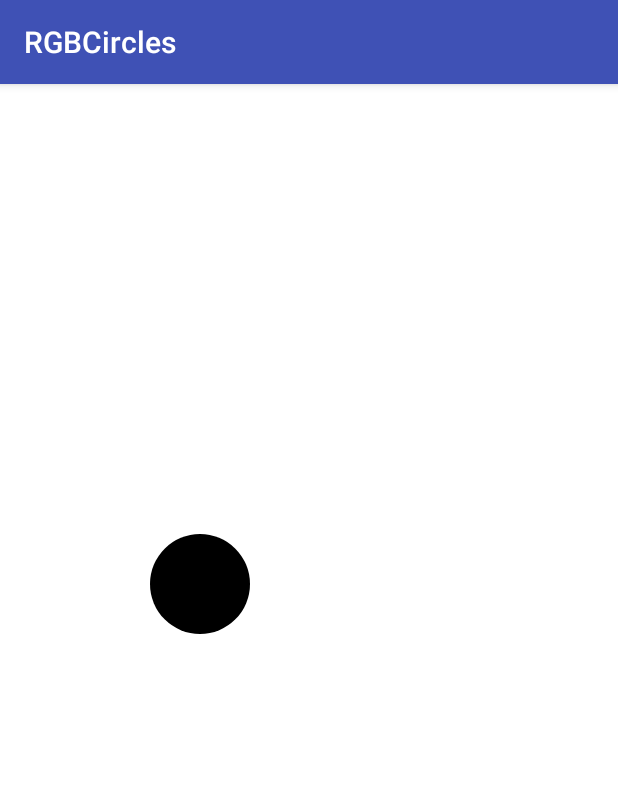
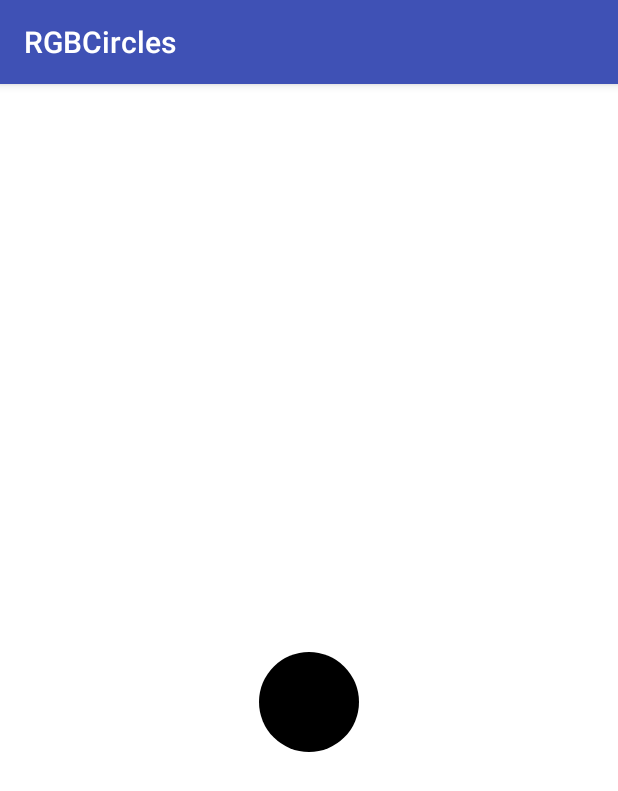
Before and after one commit to Ilimsky/RGBCircles, an Android app: the screen it shows after launch (MyActivity), on a phone screen of 412 x 824 dp. Shown: the top 791 px of the screen. Run offline under Robolectric (Android 15) with nearby library versions, the phone set to English and light mode, and no system bars.

Commit message:
07.03.2018 08:27

```diff
--- a/app/src/main/java/ru/khasang/rgbcircles/CanvasView.java
+++ b/app/src/main/java/ru/khasang/rgbcircles/CanvasView.java
@@ -3,31 +3,55 @@ package ru.khasang.rgbcircles;
 import android.content.Context;
 import android.graphics.Canvas;
 import android.graphics.Paint;
+import android.graphics.Point;
 import android.support.annotation.Nullable;
 import android.util.AttributeSet;
+import android.view.Display;
+import android.view.MotionEvent;
 import android.view.View;
+import android.view.WindowManager;
 
 /**
  * Created by IlimSarykbaev on 05.03.2018.
  */
 
 public class CanvasView extends View {
+    private static int width;
+    private static int height;
     private GameManager gameManager;
 
 
     public CanvasView(Context context, @Nullable AttributeSet attrs) {
         super(context, attrs);
-        gameManager = new GameManager();
+        initWidthAndHeight(context);
+        gameManager = new GameManager(this, width, height);
 
     }
 
-
+    private void initWidthAndHeight(Context context) {
+        WindowManager windowManager = (WindowManager) context.getSystemService(Context.WINDOW_SERVICE);
+        Display display = windowManager.getDefaultDisplay();
+        Point point = new Point();
+        display.getSize(point);
+        width = point.x;
+        height = point.y;
+    }
 
 
     @Override
     protected void onDraw(Canvas canvas) {
         super.onDraw(canvas);
         gameManager.onDraw(canvas);
+    }
 
+    @Override
+    public boolean onTouchEvent(MotionEvent event) {
+        int x = (int)event.getX();
+        int y = (int)event.getY();
+        if (event.getAction() == MotionEvent.ACTION_MOVE){
+            gameManager.onTouchEvent(x,y);
+        }
+        invalidate();
+        return true;
     }
 }
--- a/app/src/main/java/ru/khasang/rgbcircles/GameManager.java
+++ b/app/src/main/java/ru/khasang/rgbcircles/GameManager.java
@@ -9,11 +9,25 @@ import android.graphics.Paint;
 
 public class GameManager {
     private MainCircle mainCircle;
+    private CanvasView canvasView;
+    private static int width;
+    private static int height;
     private Paint paint;
 
-    public GameManager(){
+    public GameManager(CanvasView canvasView, int w, int h){
+        this.canvasView = canvasView;
+        width = w;
+        height = h;
         initMainCircle();
         iniPaint();
+    }
+
+    public static int getWidth() {
+        return width;
+    }
+
+    public static int getHeight() {
+        return height;
     }
 
     private void iniPaint() {
@@ -23,10 +37,14 @@ public class GameManager {
     }
 
     private void initMainCircle() {
-        mainCircle = new MainCircle(200, 500);
+        mainCircle = new MainCircle(width/2, height/2);
     }
 
     public void onDraw(Canvas canvas){
         canvas.drawCircle(mainCircle.getX(), mainCircle.getY(),mainCircle.getRadius(),paint);
     }
+
+    public void onTouchEvent(int x, int y) {
+        mainCircle.moveMainCircleWhenTouchAt(x,y);
+    }
 }
```
Also changed, not shown: app/src/main/java/ru/khasang/rgbcircles/MainCircle.java (+9 -0 lines).
